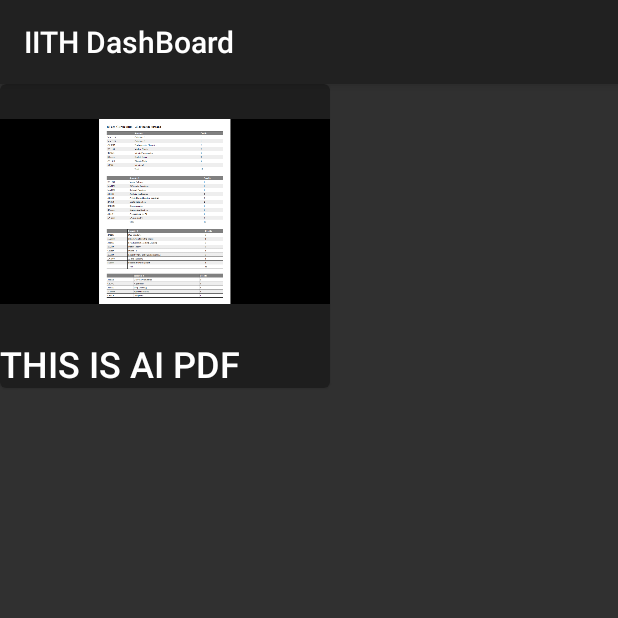
After one commit to LambdaIITH/IITH-Dashboard-Android, an Android app: the fragment acad_info shown on its own in the app's theme, on a phone screen of 412 x 824 dp, the top half of it. The commit adds this screen. Run offline under Robolectric (Android 15) with nearby library versions, the phone set to English and light mode, and no system bars; network calls fail; Roboto replaces fonts that are not available here.

Commit message:
one pdf added

```diff
--- a/app/build.gradle
+++ b/app/build.gradle
@@ -53,6 +53,8 @@ dependencies {
     implementation 'androidx.gridlayout:gridlayout:1.0.0'
 
 
+
+
 }
 
 apply plugin: 'com.google.gms.google-services'
--- a/app/src/main/java/com/lambda/iith/dashboard/MainActivity.java
+++ b/app/src/main/java/com/lambda/iith/dashboard/MainActivity.java
@@ -60,6 +60,7 @@ import com.lambda.iith.dashboard.Cabsharing.CabSharingBackgroundWork;
 import com.lambda.iith.dashboard.MainFragments.FragmentBS;
 import com.lambda.iith.dashboard.MainFragments.HomeScreenFragment;
 import com.lambda.iith.dashboard.MainFragments.MessMenu;
+import com.lambda.iith.dashboard.MainFragments.acad_info;
 import com.lambda.iith.dashboard.Timetable.AddCourse;
 import com.lambda.iith.dashboard.Timetable.NotificationInitiator;
 import com.lambda.iith.dashboard.Timetable.Timetable;
@@ -192,6 +193,7 @@ public class MainActivity extends AppCompatActivity
                     findViewById(R.id.addcourse).setVisibility(View.GONE);
                     pullToRefresh.setEnabled(true);
                     toolbar.setTitle("Academic Info");
+                    fragmentManager.beginTransaction().replace(R.id.fragmentlayout, new acad_info()).commit();
                     a = 4;
                     return true;
                 }
--- /dev/null
+++ b/app/src/main/java/com/lambda/iith/dashboard/MainFragments/acad_info.java
@@ -0,0 +1,38 @@
+package com.lambda.iith.dashboard.MainFragments;
+
+import android.content.Intent;
+import android.net.Uri;
+import android.os.Bundle;
+
+import androidx.fragment.app.Fragment;
+
+import android.view.LayoutInflater;
+import android.view.View;
+import android.view.ViewGroup;
+import android.widget.ImageView;
+
+import com.google.android.material.card.MaterialCardView;
+import com.lambda.iith.dashboard.R;
+
+public class acad_info extends Fragment {
+
+    @Override
+    public View onCreateView(LayoutInflater inflater, ViewGroup container,
+                             Bundle savedInstanceState) {
+        // Inflate the layout for this fragment
+
+        View view = inflater.inflate(R.layout.fragment_acad_info, container, false);
+
+//        ImageView img = (ImageView) view.findViewById(R.id.img);
+        MaterialCardView card= view.findViewById(R.id.card);
+        card.setOnClickListener(new View.OnClickListener() {
+            @Override
+            public void onClick(View v) {
+                Intent link=new Intent(Intent.ACTION_VIEW, Uri.parse("https://drive.google.com/file/d/18J6zZm9jnjkY6le8Nbk9kQU9bUXsXSVC/view?usp=sharing"));
+                startActivity(link);
+            }
+        });
+
+        return view;
+    }
+}
--- /dev/null
+++ b/app/src/main/res/layout/fragment_acad_info.xml
@@ -0,0 +1,41 @@
+<?xml version="1.0" encoding="utf-8"?>
+<FrameLayout xmlns:android="http://schemas.android.com/apk/res/android"
+    xmlns:app="http://schemas.android.com/apk/res-auto"
+    xmlns:tools="http://schemas.android.com/tools"
+    android:layout_width="match_parent"
+    android:layout_height="match_parent"
+    tools:context=".MainFragments.acad_info">
+
+    <com.google.android.material.card.MaterialCardView
+        android:id="@+id/card"
+        android:layout_width="220dp"
+        android:layout_height="wrap_content">
+
+        <LinearLayout
+            android:layout_width="match_parent"
+            android:layout_height="match_parent"
+            android:orientation="vertical">
+
+            <ImageView
+                android:id="@+id/img"
+                android:layout_width="match_parent"
+                android:layout_height="170dp"
+                android:src="@drawable/ai" />
+
+            <TextView
+                android:layout_width="wrap_content"
+                android:layout_height="wrap_content"
+                android:text="this is AI pdf"
+                android:textAlignment="center"
+                android:textAllCaps="true"
+                android:textAppearance="@style/TextAppearance.AppCompat.Body2"
+                android:textSize="24sp" />
+
+
+        </LinearLayout>
+
+
+    </com.google.android.material.card.MaterialCardView>
+
+
+</FrameLayout>
--- a/app/src/main/res/values/strings.xml
+++ b/app/src/main/res/values/strings.xml
@@ -126,6 +126,8 @@
     <string name="about">About</string>
     <string name="dev">DEV</string>
     <string name="cab_sharing">Cab Sharing</string>
+    <!-- TODO: Remove or change this placeholder text -->
+    <string name="hello_blank_fragment">Hello blank fragment</string>
 
 
 </resources>
```
Also changed, not shown: app/src/main/res/drawable-v24/ai.png (added).
